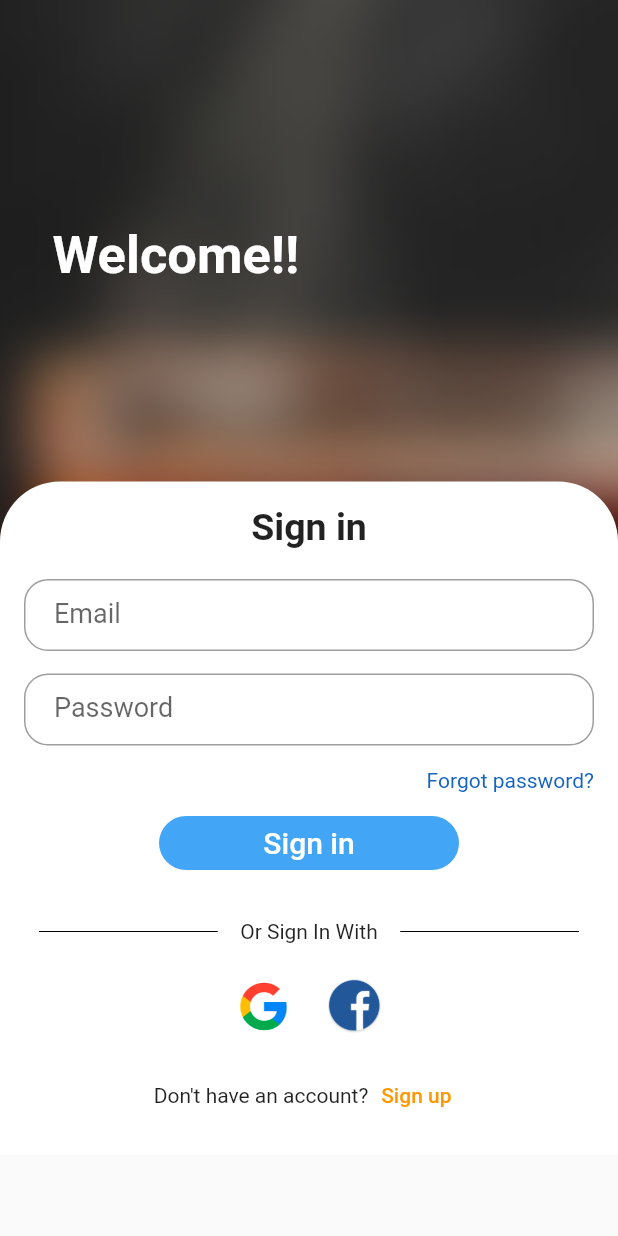
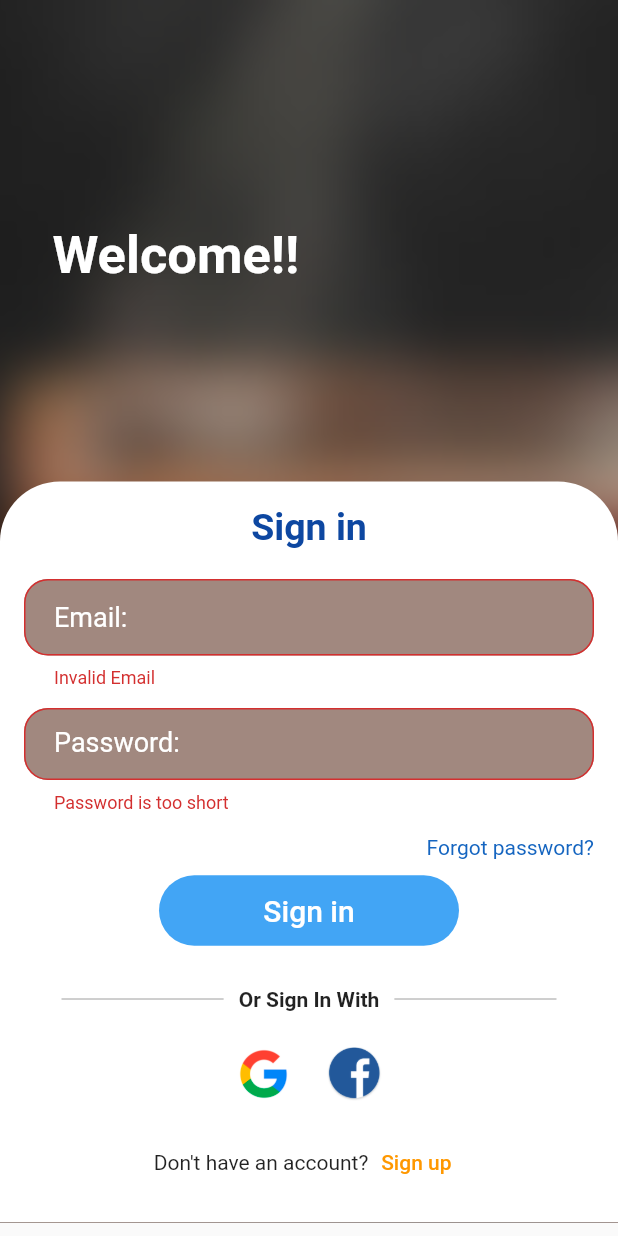
Before and after one commit to umeshvmanolkar/News-App, a Flutter app: the screen it shows after launch, after a tap on "Sign in", on a phone screen of 412 x 824 dp. Run offline on Flutter 3.47's test engine with Material 2 defaults, Android fonts, the phone set to English and light mode, and no system bars; our stand-ins replace shared_preferences; network calls fail.

Commit message:
Updated UI

```diff
--- a/lib/login_page.dart
+++ b/lib/login_page.dart
@@ -18,72 +18,43 @@ class _LoginPageState extends State<LoginPage> {
   TextEditingController emailController = TextEditingController();
   TextEditingController passwordController = TextEditingController();
 
-  bool _isLoading = false;
 
-  Map <String,String> _authData = {
-
-    'email':'',
-    'password':''
-  };
-
-  signIn(String email, String password) async{
+  logIn(String email, String password) async{
     Map data = {
       'email':email,
       'password':password
     };
-    // var response = await http.get(Uri.https("www.getpostman.com", "collections/299632c9a18ed457ba78"));//API
-    final response = await http.post(
-        Uri.parse('https://nodejs-register-login-app.herokuapp.com/login'),body: data);
 
-    // SharedPreferences sharedPreferences = await SharedPreferences.getInstance();
+    final response = await http.post(Uri.parse('https://nodejs-register-login-app.herokuapp.com/login'),body: data);  //API response
 
-    if(response.statusCode == 200){
+    if(response.statusCode == 200){            //checking status of API
+
       var jsonData = json.decode(response.body);
-      debugPrint(jsonData.toString());
-      if(jsonData['Success']=="Success!"){
+
+      if(jsonData['Success']=="Success!"){                                    //validating user login credentials
+        SharedPreferences prefs = await SharedPreferences.getInstance();
+        prefs.setString('email', email);                                      //Storing user email id into shared preferences
+
         setState(() {
-          // sharedPreferences.setString("token",jsonData["token"]);
-          Navigator.of(context).pushAndRemoveUntil(MaterialPageRoute(builder: (BuildContext context) => NewsPage()),(Route<dynamic> route) => false);
 
+          Navigator.of(context).pushAndRemoveUntil(MaterialPageRoute(builder: (BuildContext context) => NewsPage()),(Route<dynamic> route) => false);       //opening news.dart page
           String jsonsDataString = response.body.toString(); // toString of Response's body is assigned to jsonDataString
           data = jsonDecode(jsonsDataString);
-          print(data.toString());
-
-          print(response.body);
-
-          print(jsonData);
 
         });
-        print(jsonData['Success'].toString());
 
       } else {
-        print(jsonData['Success'].toString());
-      }
 
       }
-    else{
-      print(response);
-      print(response.body);
+    } else{
+
     }
   }
 
-
   final GlobalKey<FormState> _formKey = GlobalKey();
-
-
-
-  Future _submit()async{
-    if(!_formKey.currentState.validate()){
-      //invalid
-      return;
-    }
-
-    _formKey.currentState.save();
-  }
 
   @override
   Widget build(BuildContext context) {
-    var ui;
     return MaterialApp(
       home: Scaffold(
         body:Container(
@@ -112,12 +83,13 @@ class _LoginPageState extends State<LoginPage> {
                       )),
 
                   SizedBox(height: 130,),
+
                   Container(
                       decoration: BoxDecoration(
                         color: Colors.white,
                         borderRadius: BorderRadius.only(topLeft: Radius.circular(40),topRight: Radius.circular(40)),
+                      ),
 
-                      ),
                     child: Padding(
                   padding: const EdgeInsets.all(16.0),
                       child: Form(
@@ -129,14 +101,19 @@ class _LoginPageState extends State<LoginPage> {
                             mainAxisAlignment:
                             MainAxisAlignment.spaceEvenly,
                             children: <Widget>[
-                              Center(child: Text("Sign in",style: TextStyle(fontWeight:FontWeight.bold,fontSize: 25), )),
+                              Center(child: Text("Sign in",style: TextStyle(color:Colors.blue[900],fontWeight:FontWeight.bold,fontSize: 25), )),
 
                             SizedBox(height: 20,),
+
                             TextFormField(
-                                style: TextStyle(fontSize: 18.0,height: 1),
+
                                 decoration: InputDecoration(
+                                    hintText: "Email:",
+                                    hintStyle: TextStyle(color: Colors.white,fontSize: 18),
+                                  filled: true,
+                                    fillColor: Colors.brown[300],
                                     contentPadding: EdgeInsets.fromLTRB(20.0, 15.0, 20.0, 15.0),
-                                    hintText: "Email",
+
                                     border:
                                     OutlineInputBorder(borderRadius: BorderRadius.circular(16.0))),
 
@@ -148,17 +125,10 @@ class _LoginPageState extends State<LoginPage> {
                                       }
                                       return null;
                                     },
-
-                              onSaved: (value){
-                                  _authData['email'] = value;
-                              },
-
                               controller: emailController,
-
-
                             ),
 
-                              SizedBox(height: 15,),
+                              SizedBox(height: 13,),
 
                               TextFormField(
                                 obscureText: true,
@@ -166,7 +136,10 @@ class _LoginPageState extends State<LoginPage> {
 
                                 decoration: InputDecoration(
                                     contentPadding: EdgeInsets.fromLTRB(20.0, 15.0, 20.0, 15.0),
-                                    hintText: "Password",
+                                    hintStyle: TextStyle(color: Colors.white,fontSize: 18),
+                                    filled: true,
+                                    fillColor: Colors.brown[300],
+                                    hintText: "Password:",
                                     border:
                                     OutlineInputBorder(borderRadius: BorderRadius.circular(16.0))),
                                     validator: (value){
@@ -174,9 +147,6 @@ class _LoginPageState extends State<LoginPage> {
                                     return 'Password is too short';
                                   }
                                   return null;
-                                    },
-                                onSaved: (value){
-                                  _authData['password'] = value;
                                     },
 
                                 controller: passwordController
@@ -188,46 +158,25 @@ class _LoginPageState extends State<LoginPage> {
 
                               SizedBox(height: 10,),
 
-                              // Container(
-                              //     decoration: BoxDecoration(
-                              //       color: Colors.white,
-                              //       borderRadius: BorderRadius.all(Radius.circular(40)),
-                              //     ),
-                              //   child:
-                              // ElevatedButton(child:Text("Sign in"),
-                              //     onPressed: (){
-                              //       _submit();
-                              //     }),
-                              // ),
-
-                              // RaisedButton(
-                              //   onPressed: (){
-                              //   _submit();
-                              //   } ,
-                              //   color:Colors.blue,
-                              //
-                              //   shape: RoundedRectangleBorder(
-                              //           borderRadius: BorderRadius.circular(30)
-                              //     ),
-                              //   child: Text('Sign in',
-                              //   style: TextStyle(color: Colors.white),),
-                              //  ),
-
-
-
                                 Padding(
 
                                   padding: EdgeInsets.only(left: 90,right: 90),
                                   child: FlatButton(
+                                      padding: EdgeInsets.symmetric(vertical: 12),
                                       onPressed: () async{
+                                           if (_formKey.currentState.validate()) {
+                                             if (emailController.text.contains("@") &&
+                                                 emailController.text.isNotEmpty) {
 
-                                        SharedPreferences prefs = await SharedPreferences.getInstance();
-                                        prefs.setString('email', emailController.text);
-                                    signIn(emailController.text,passwordController.text);
-                                    print("click");
+                                               logIn(emailController.text,
+                                                   passwordController.text);
+                                             }
+                                             else {
+                                               print("invalid email");
+                                             }
+                                           }
                                   },
                                       color: Colors.blue[400],
-
                                       shape: StadiumBorder(),
                                       child:Text('Sign in',
                                         style: TextStyle(color: Colors.white,fontSize: 20),)
@@ -236,23 +185,22 @@ class _LoginPageState extends State<LoginPage> {
                                 ),
 
 
-
                                   SizedBox(height: 10,),
 
                                   Row( children:[
 
                                   Expanded( child:
                                   Container(
-                                  margin: const EdgeInsets.only(left: 10, right: 15),
-                                  child: Divider(color: Colors.black, height: 50,)),
+                                  margin: const EdgeInsets.only(left: 25, right: 10),
+                                  child: Divider(color: Colors.grey, height: 50,)),
                                   ),
 
-                                  Text("Or Sign In With"),
+                                  Text("Or Sign In With",style: TextStyle(fontWeight: FontWeight.bold),),
 
                                   Expanded( child:
                                   Container(
-                                  margin: const EdgeInsets.only(left: 15, right: 10),
-                                  child: Divider(color: Colors.black,
+                                  margin: const EdgeInsets.only(left: 10, right: 25),
+                                  child: Divider(color: Colors.grey,
                                 height: 50,)),
                                 ),
                               ],),
```
Also changed, not shown: lib/signup_page.dart (+34 -27 lines). Lines whose indentation alone changed are shown as unchanged.
